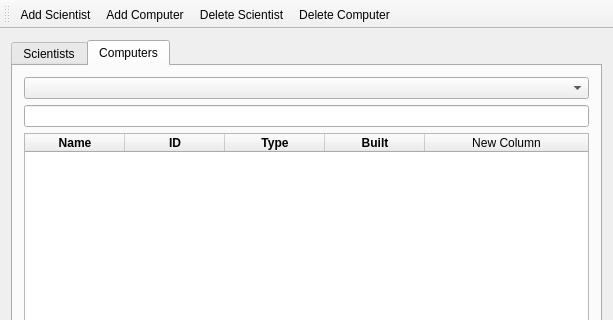
The window that mainwindow.ui (VLN1-Hopur23/VLN1-Hopur23) describes before a commit, drawn with Qt 5; both pictures show x 0 to 613 and y 0 to 320 of the 613 by 525 pixel window.
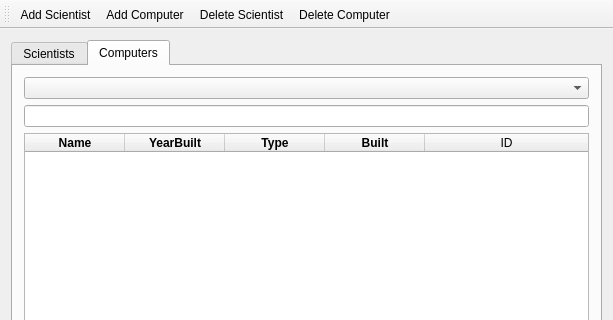
The same window after the commit. Icons and pictures are not drawn.

Commit message: fix column table computer

The edit to the form file:
```diff
--- a/mainwindow.ui
+++ b/mainwindow.ui
@@ -169,7 +169,7 @@
           </column>
           <column>
            <property name="text">
-            <string>ID</string>
+            <string>YearBuilt</string>
            </property>
            <property name="font">
             <font>
@@ -202,7 +202,7 @@
           </column>
           <column>
            <property name="text">
-            <string>New Column</string>
+            <string>ID</string>
            </property>
           </column>
          </widget>
```
The commit also changes 2 other files.
